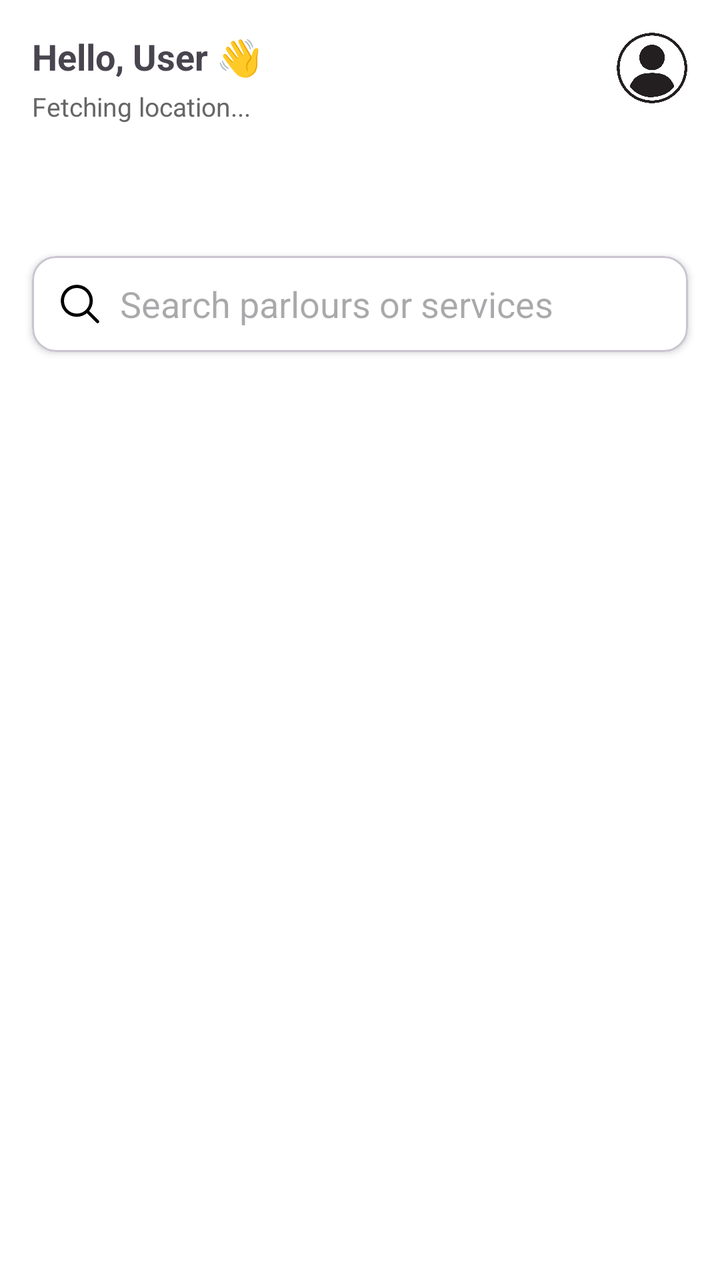
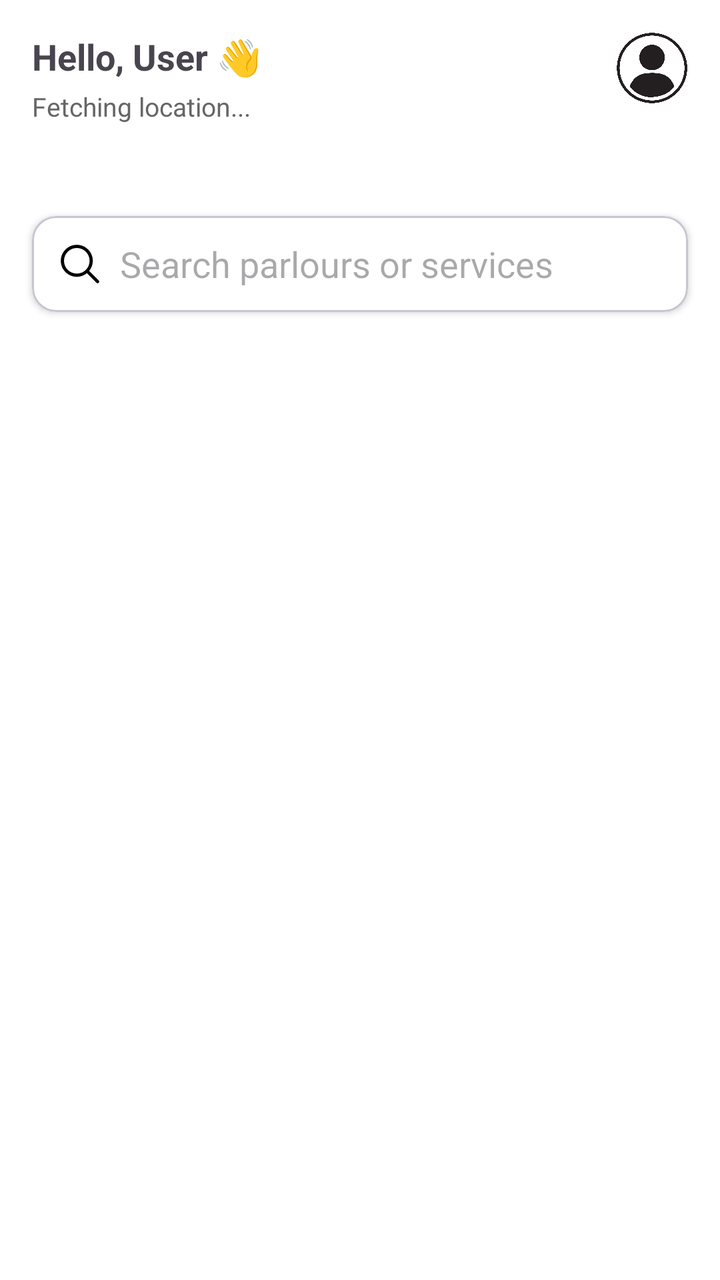

The first picture is an Android layout as it rendered before a commit; the second is the same layout after the commit. The layout source and the unified diff follow.
<!-- AndroidManifest.xml: application theme Theme.TheKaincheeUser -->
<!-- res/layout/fragment_home.xml -->
<?xml version="1.0" encoding="utf-8"?>
<androidx.coordinatorlayout.widget.CoordinatorLayout
    xmlns:android="http://schemas.android.com/apk/res/android"
    xmlns:app="http://schemas.android.com/apk/res-auto"
    xmlns:tools="http://schemas.android.com/tools"
    android:id="@+id/main"
    android:layout_width="match_parent"
    android:layout_height="match_parent"
    tools:context=".presentation.dashboard.home.fragment.HomeFragment">


    <com.google.android.material.appbar.AppBarLayout
        android:layout_width="match_parent"
        android:layout_height="wrap_content"
        android:background="@color/white">

        <com.google.android.material.appbar.CollapsingToolbarLayout
            android:layout_width="match_parent"
            android:layout_height="120dp"
            app:titleEnabled="false"
            app:contentScrim="@color/white"
            app:layout_scrollFlags="scroll|exitUntilCollapsed">

            <RelativeLayout
                android:layout_width="match_parent"
                android:layout_height="wrap_content"
                android:padding="16dp"
                app:layout_collapseMode="pin">

                <TextView
                    android:id="@+id/tvGreeting"
                    android:layout_width="wrap_content"
                    android:layout_height="wrap_content"
                    android:text="Hello, User 👋"
                    android:textSize="18sp"
                    android:textStyle="bold"/>

                <TextView
                    android:id="@+id/tvLocation"
                    android:layout_width="wrap_content"
                    android:layout_height="wrap_content"
                    android:layout_below="@id/tvGreeting"
                    android:layout_marginTop="4dp"
                    android:ellipsize="end"
                    android:maxLines="1"
                    android:text="Fetching location..."
                    android:textColor="#666666"
                    android:textSize="13sp" />

                <com.google.android.material.card.MaterialCardView
                    android:layout_width="36dp"
                    android:layout_height="36dp"
                    android:layout_alignParentEnd="true"
                    android:backgroundTint="@color/white"
                    app:strokeWidth="0dp"
                    app:cardCornerRadius="18dp">

                    <ImageView
                        android:id="@+id/imgProfile"
                        android:layout_width="match_parent"
                        android:layout_height="match_parent"
                        android:scaleType="centerCrop"
                        android:src="@drawable/user_icon"/>
                </com.google.android.material.card.MaterialCardView>

            </RelativeLayout>

        </com.google.android.material.appbar.CollapsingToolbarLayout>

        
        <com.google.android.material.card.MaterialCardView
            android:layout_width="match_parent"
            android:layout_height="48dp"
            android:layout_marginHorizontal="16dp"
            android:layout_marginTop="8dp"
            android:backgroundTint="@color/white"
            app:cardElevation="2dp"
            app:cardCornerRadius="12dp">

            <EditText
                android:id="@+id/etSearch"
                android:layout_width="match_parent"
                android:layout_height="match_parent"
                android:hint="Search parlours or services"
                android:drawableStart="@drawable/ic_search"
                android:background="@null"
                android:drawablePadding="8dp"
                android:paddingHorizontal="12dp"
                android:focusable="false"
                android:cursorVisible="false"
                android:clickable="true"/>
        </com.google.android.material.card.MaterialCardView>

        
        <com.google.android.material.tabs.TabLayout
            android:id="@+id/tabLayout"
            android:layout_width="match_parent"
            android:layout_height="wrap_content"
            android:layout_marginTop="4dp"
            android:backgroundTint="@color/white"
            app:tabIndicatorColor="@color/black"
            app:tabIndicatorHeight="3dp"
            app:tabTextColor="#808080"
            app:tabSelectedTextColor="@color/black"
            app:tabRippleColor="@android:color/transparent"
            app:tabIndicatorFullWidth="false"/>

    </com.google.android.material.appbar.AppBarLayout>


    <androidx.viewpager2.widget.ViewPager2
        android:id="@+id/viewPager"
        android:layout_width="match_parent"
        android:layout_height="match_parent"
        android:background="@color/white"
        app:layout_behavior="@string/appbar_scrolling_view_behavior"/>



</androidx.coordinatorlayout.widget.CoordinatorLayout>
<!-- resources referenced by this layout -->
<resources>
  <color name="black">#FF000000</color>
  <color name="white">#FFFFFFFF</color>
  <!-- drawable ic_search (drawable) -->
  <vector xmlns:android="http://schemas.android.com/apk/res/android" android:height="24dp" android:viewportHeight="30" android:viewportWidth="30" android:width="24dp">
        
      <path android:fillColor="#FF000000" android:pathData="M13,3C7.489,3 3,7.489 3,13C3,18.511 7.489,23 13,23C15.397,23 17.597,22.149 19.322,20.736L25.293,26.707A1,1 0,1 0,26.707 25.293L20.736,19.322C22.149,17.597 23,15.397 23,13C23,7.489 18.511,3 13,3zM13,5C17.43,5 21,8.57 21,13C21,17.43 17.43,21 13,21C8.57,21 5,17.43 5,13C5,8.57 8.57,5 13,5z"/>
      
  </vector>
  <!-- drawable user_icon: webp bitmap (drawable, 41204 bytes) -->
  <style name="Theme.TheKaincheeUser" parent="Base.Theme.TheKaincheeUser" />
  <style name="Base.Theme.TheKaincheeUser" parent="Theme.Material3.DayNight.NoActionBar">
          
          
          <item name="colorPrimary">@color/primaryColor</item>
      </style>
  <color name="primaryColor">#00695C</color>
</resources>

<!-- the commit's change to res/layout/fragment_home.xml (unified diff, before → after) -->
@@ -1,120 +1,183 @@
 <?xml version="1.0" encoding="utf-8"?>
-<androidx.coordinatorlayout.widget.CoordinatorLayout
+<FrameLayout
     xmlns:android="http://schemas.android.com/apk/res/android"
     xmlns:app="http://schemas.android.com/apk/res-auto"
     xmlns:tools="http://schemas.android.com/tools"
-    android:id="@+id/main"
+
     android:layout_width="match_parent"
     android:layout_height="match_parent"
     tools:context=".presentation.dashboard.home.fragment.HomeFragment">
+    <LinearLayout
+        android:id="@+id/layoutNoInternet"
+        android:layout_width="match_parent"
+        android:layout_height="match_parent"
+        android:orientation="vertical"
+        android:gravity="center"
+        android:visibility="gone"
+        android:padding="24dp"
+        android:background="@android:color/white">
+
+        <ImageView
+            android:id="@+id/imgEmpty"
+            android:layout_width="180dp"
+            android:layout_height="180dp"
+            android:src="@drawable/no_internet"
+            android:contentDescription="No Internet"
+            android:scaleType="centerInside" />
+
+        <TextView
+            android:id="@+id/tvEmptyTitle"
+            android:layout_width="wrap_content"
+            android:layout_height="wrap_content"
+            android:layout_marginTop="20dp"
+            android:text="Oops! We are not able to Connect 😔"
+            android:textSize="18sp"
+            android:textStyle="bold"
+            android:textColor="#222222"
+            android:fontFamily="sans-serif-medium" />
+
+        <TextView
+            android:id="@+id/tvEmptySubtitle"
+            android:layout_width="match_parent"
+            android:layout_height="wrap_content"
+            android:layout_marginTop="8dp"
+            android:text="Please check your internet connection"
+            android:textSize="14sp"
+            android:textColor="#777777"
+            android:gravity="center"
+            android:paddingStart="16dp"
+            android:paddingEnd="16dp"
+            android:lineSpacingExtra="2dp" />
+
+        <com.google.android.material.button.MaterialButton
+            android:id="@+id/btnTryAgain"
+            android:layout_width="wrap_content"
+            android:layout_height="48dp"
+            android:layout_marginTop="12dp"
+            android:text="Try Again"
+            android:textAllCaps="false"
+            android:textSize="14sp"
+            android:textColor="@color/primaryColor"
+            android:backgroundTint="@android:color/transparent"
+            app:strokeColor="@color/primaryColor"
+            app:strokeWidth="1dp"
+            app:cornerRadius="12dp" />
+
+    </LinearLayout>
+
+    <androidx.coordinatorlayout.widget.CoordinatorLayout
+        android:id="@+id/mainContent"
+        android:layout_width="match_parent"
+        android:layout_height="match_parent">
+        <com.google.android.material.appbar.AppBarLayout
+            android:layout_width="match_parent"
+            android:layout_height="wrap_content"
+            android:background="@color/white">
+
+            <com.google.android.material.appbar.CollapsingToolbarLayout
+                android:layout_width="match_parent"
+                android:layout_height="100dp"
+                app:titleEnabled="false"
+                app:contentScrim="@color/white"
+                app:layout_scrollFlags="scroll|exitUntilCollapsed">
+
+                <RelativeLayout
+                    android:layout_width="match_parent"
+                    android:layout_height="wrap_content"
+                    android:padding="16dp"
+                    app:layout_collapseMode="pin">
+
+                    <TextView
+                        android:id="@+id/tvGreeting"
+                        android:layout_width="wrap_content"
+                        android:layout_height="wrap_content"
+                        android:text="Hello, User 👋"
+                        android:textSize="18sp"
+                        android:textStyle="bold"/>
+
+                    <TextView
+                        android:id="@+id/tvLocation"
+                        android:layout_width="wrap_content"
+                        android:layout_height="wrap_content"
+                        android:layout_below="@id/tvGreeting"
+                        android:layout_marginTop="4dp"
+                        android:ellipsize="end"
+                        android:maxLines="1"
+                        android:text="Fetching location..."
+                        android:textColor="#666666"
+                        android:textSize="13sp" />
+
+                    <com.google.android.material.card.MaterialCardView
+                        android:layout_width="36dp"
+                        android:layout_height="36dp"
+                        android:layout_alignParentEnd="true"
+                        android:backgroundTint="@color/white"
+                        app:strokeWidth="0dp"
+                        app:cardCornerRadius="18dp">
+
+                        <ImageView
+                            android:id="@+id/imgProfile"
+                            android:layout_width="match_parent"
+                            android:layout_height="match_parent"
+                            android:scaleType="centerCrop"
+                            android:src="@drawable/user_icon"/>
+                    </com.google.android.material.card.MaterialCardView>
+
+                </RelativeLayout>
+
+            </com.google.android.material.appbar.CollapsingToolbarLayout>
+
+            
+            <com.google.android.material.card.MaterialCardView
+                android:layout_width="match_parent"
+                android:layout_height="48dp"
+                android:layout_marginHorizontal="16dp"
+                android:layout_marginTop="8dp"
+                android:backgroundTint="@color/white"
+                app:cardElevation="2dp"
+                app:cardCornerRadius="12dp">
+
+                <MultiAutoCompleteTextView
+                    android:id="@+id/etSearch"
+                    android:layout_width="match_parent"
+                    android:layout_height="match_parent"
+                    android:hint="Search parlours or services"
+                    android:drawableStart="@drawable/ic_search"
+                    android:background="@null"
+                    android:drawablePadding="8dp"
+                    android:paddingHorizontal="12dp"
+                    android:focusable="false"
+                    android:cursorVisible="false"
+                    android:clickable="true"/>
+            </com.google.android.material.card.MaterialCardView>
+
+            
+            <com.google.android.material.tabs.TabLayout
+                android:id="@+id/tabLayout"
+                android:layout_width="match_parent"
+                android:layout_height="wrap_content"
+                android:layout_marginTop="4dp"
+                android:backgroundTint="@color/white"
+                app:tabIndicatorColor="@color/black"
+                app:tabIndicatorHeight="3dp"
+                app:tabTextColor="#808080"
+                app:tabSelectedTextColor="@color/black"
+                app:tabRippleColor="@android:color/transparent"
+                app:tabIndicatorFullWidth="false"/>
+
+        </com.google.android.material.appbar.AppBarLayout>
 
 
-    <com.google.android.material.appbar.AppBarLayout
-        android:layout_width="match_parent"
-        android:layout_height="wrap_content"
-        android:background="@color/white">
+        <androidx.viewpager2.widget.ViewPager2
+            android:id="@+id/viewPager"
+            android:layout_width="match_parent"
+            android:layout_height="match_parent"
+            android:background="@color/white"
+            app:layout_behavior="@string/appbar_scrolling_view_behavior"/>
 
-        <com.google.android.material.appbar.CollapsingToolbarLayout
-            android:layout_width="match_parent"
-            android:layout_height="120dp"
-            app:titleEnabled="false"
-            app:contentScrim="@color/white"
-            app:layout_scrollFlags="scroll|exitUntilCollapsed">
-
-            <RelativeLayout
-                android:layout_width="match_parent"
-                android:layout_height="wrap_content"
-                android:padding="16dp"
-                app:layout_collapseMode="pin">
-
-                <TextView
-                    android:id="@+id/tvGreeting"
-                    android:layout_width="wrap_content"
-                    android:layout_height="wrap_content"
-                    android:text="Hello, User 👋"
-                    android:textSize="18sp"
-                    android:textStyle="bold"/>
-
-                <TextView
-                    android:id="@+id/tvLocation"
-                    android:layout_width="wrap_content"
-                    android:layout_height="wrap_content"
-                    android:layout_below="@id/tvGreeting"
-                    android:layout_marginTop="4dp"
-                    android:ellipsize="end"
-                    android:maxLines="1"
-                    android:text="Fetching location..."
-                    android:textColor="#666666"
-                    android:textSize="13sp" />
-
-                <com.google.android.material.card.MaterialCardView
-                    android:layout_width="36dp"
-                    android:layout_height="36dp"
-                    android:layout_alignParentEnd="true"
-                    android:backgroundTint="@color/white"
-                    app:strokeWidth="0dp"
-                    app:cardCornerRadius="18dp">
-
-                    <ImageView
-                        android:id="@+id/imgProfile"
-                        android:layout_width="match_parent"
-                        android:layout_height="match_parent"
-                        android:scaleType="centerCrop"
-                        android:src="@drawable/user_icon"/>
-                </com.google.android.material.card.MaterialCardView>
-
-            </RelativeLayout>
-
-        </com.google.android.material.appbar.CollapsingToolbarLayout>
-
-        
-        <com.google.android.material.card.MaterialCardView
-            android:layout_width="match_parent"
-            android:layout_height="48dp"
-            android:layout_marginHorizontal="16dp"
-            android:layout_marginTop="8dp"
-            android:backgroundTint="@color/white"
-            app:cardElevation="2dp"
-            app:cardCornerRadius="12dp">
-
-            <EditText
-                android:id="@+id/etSearch"
-                android:layout_width="match_parent"
-                android:layout_height="match_parent"
-                android:hint="Search parlours or services"
-                android:drawableStart="@drawable/ic_search"
-                android:background="@null"
-                android:drawablePadding="8dp"
-                android:paddingHorizontal="12dp"
-                android:focusable="false"
-                android:cursorVisible="false"
-                android:clickable="true"/>
-        </com.google.android.material.card.MaterialCardView>
-
-        
-        <com.google.android.material.tabs.TabLayout
-            android:id="@+id/tabLayout"
-            android:layout_width="match_parent"
-            android:layout_height="wrap_content"
-            android:layout_marginTop="4dp"
-            android:backgroundTint="@color/white"
-            app:tabIndicatorColor="@color/black"
-            app:tabIndicatorHeight="3dp"
-            app:tabTextColor="#808080"
-            app:tabSelectedTextColor="@color/black"
-            app:tabRippleColor="@android:color/transparent"
-            app:tabIndicatorFullWidth="false"/>
-
-    </com.google.android.material.appbar.AppBarLayout>
-
-
-    <androidx.viewpager2.widget.ViewPager2
-        android:id="@+id/viewPager"
-        android:layout_width="match_parent"
-        android:layout_height="match_parent"
-        android:background="@color/white"
-        app:layout_behavior="@string/appbar_scrolling_view_behavior"/>
+    </androidx.coordinatorlayout.widget.CoordinatorLayout>
 
 
 
-</androidx.coordinatorlayout.widget.CoordinatorLayout>
+
+</FrameLayout>
<!-- resource entries referenced after the edit -->
@@ -8,6 +8,7 @@
       <path android:fillColor="#FF000000" android:pathData="M13,3C7.489,3 3,7.489 3,13C3,18.511 7.489,23 13,23C15.397,23 17.597,22.149 19.322,20.736L25.293,26.707A1,1 0,1 0,26.707 25.293L20.736,19.322C22.149,17.597 23,15.397 23,13C23,7.489 18.511,3 13,3zM13,5C17.43,5 21,8.57 21,13C21,17.43 17.43,21 13,21C8.57,21 5,17.43 5,13C5,8.57 8.57,5 13,5z"/>
       
   </vector>
+  <!-- drawable no_internet: jpg bitmap (drawable, 176809 bytes) -->
   <!-- drawable user_icon: webp bitmap (drawable, 41204 bytes) -->
   <style name="Theme.TheKaincheeUser" parent="Base.Theme.TheKaincheeUser" />
   <style name="Base.Theme.TheKaincheeUser" parent="Theme.Material3.DayNight.NoActionBar">
